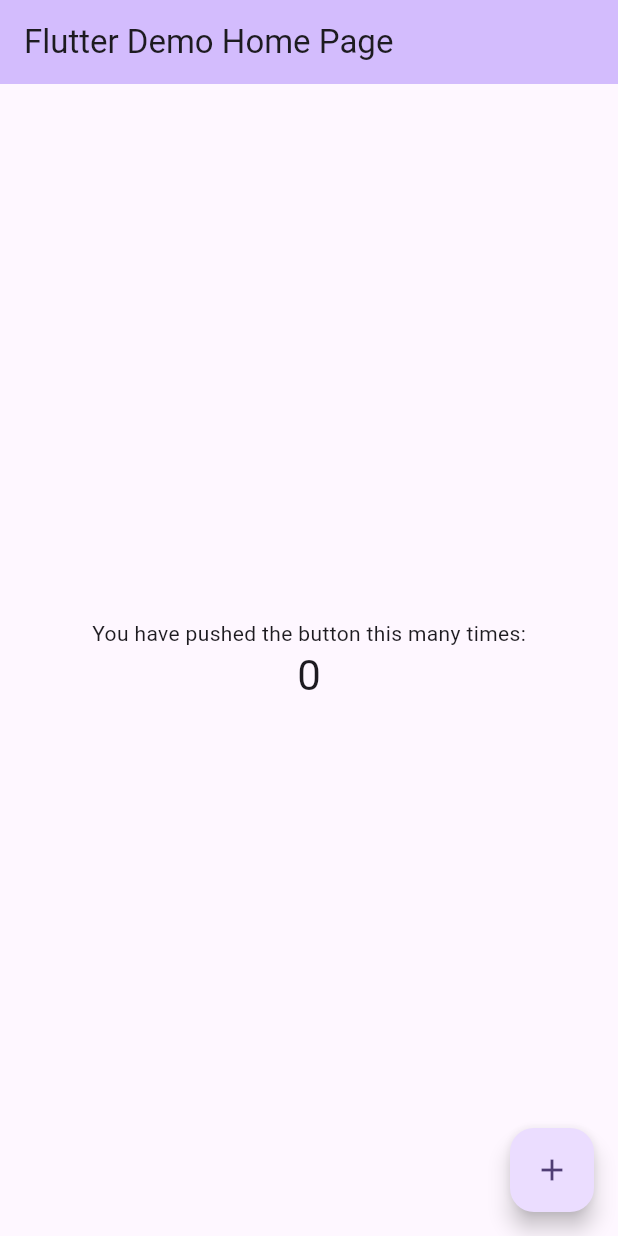
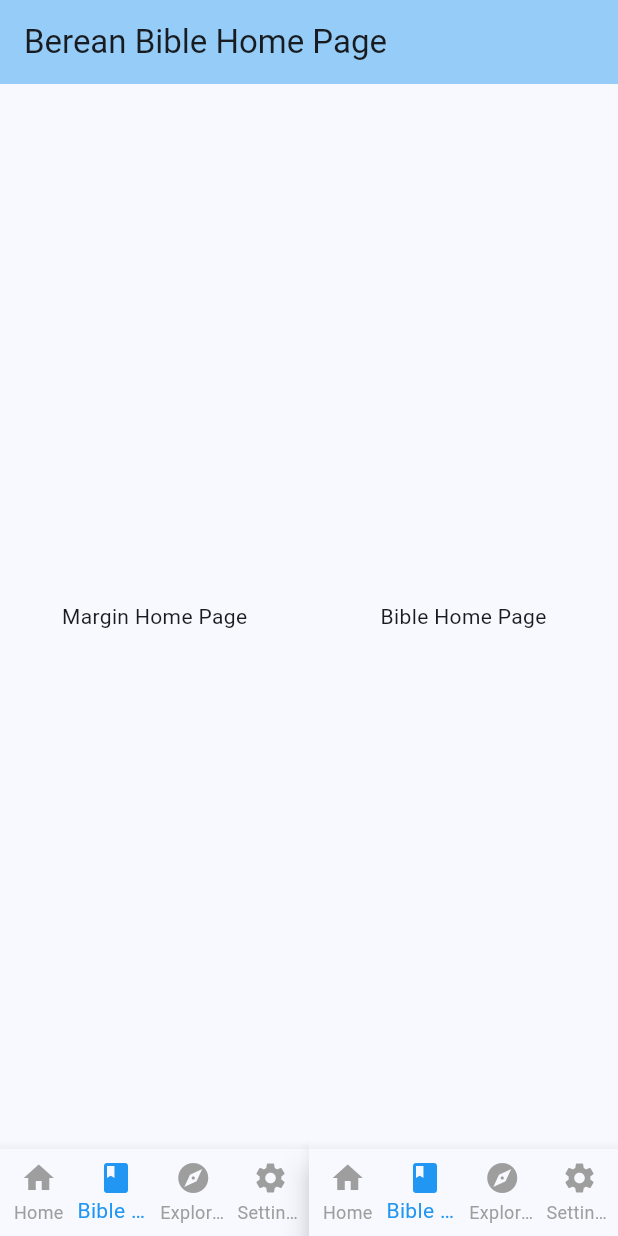
Before and after one commit to BereanBible/BereanBibleFlutter, a Flutter app: the screen it shows after launch, on a phone screen of 412 x 824 dp. Run offline on Flutter 3.47's test engine with Material 3 defaults, Android fonts, the phone set to English and light mode, and no system bars.

Commit message:
Implemented some basic structuring

```diff
--- a/berean_bible_app/lib/main.dart
+++ b/berean_bible_app/lib/main.dart
@@ -1,4 +1,8 @@
 import 'package:flutter/material.dart';
+import 'package:provider/provider.dart';
+import 'package:berean_bible_app/pages/BibleReaderPage.dart';
+import 'package:berean_bible_app/pages/MarginEditorPage.dart';
+
 
 void main() {
   runApp(const MyApp());
@@ -10,8 +14,10 @@ class MyApp extends StatelessWidget {
   // This widget is the root of your application.
   @override
   Widget build(BuildContext context) {
-    return MaterialApp(
-      title: 'Flutter Demo',
+    return ChangeNotifierProvider(
+      create: (context) => MyAppState(),
+      child: MaterialApp(
+        title: 'Berean Bible App',
         theme: ThemeData(
           // This is the theme of your application.
           //
@@ -28,13 +34,16 @@ class MyApp extends StatelessWidget {
           //
           // This works for code too, not just values: Most code changes can be
           // tested with just a hot reload.
-        colorScheme: ColorScheme.fromSeed(seedColor: Colors.deepPurple),
           useMaterial3: true,
+          colorScheme: ColorScheme.fromSeed(seedColor: Colors.lightBlue),
         ),
-      home: const MyHomePage(title: 'Flutter Demo Home Page'),
+        home: MyHomePage(title: 'Berean Bible Home Page'),
+      ),
     );
   }
 }
+
+class MyAppState extends ChangeNotifier {}
 
 class MyHomePage extends StatefulWidget {
   const MyHomePage({super.key, required this.title});
@@ -55,18 +64,6 @@ class MyHomePage extends StatefulWidget {
 }
 
 class _MyHomePageState extends State<MyHomePage> {
-  int _counter = 0;
-
-  void _incrementCounter() {
-    setState(() {
-      // This call to setState tells the Flutter framework that something has
-      // changed in this State, which causes it to rerun the build method below
-      // so that the display can reflect the updated values. If we changed
-      // _counter without calling setState(), then the build method would not be
-      // called again, and so nothing would appear to happen.
-      _counter++;
-    });
-  }
 
   @override
   Widget build(BuildContext context) {
@@ -89,37 +86,13 @@ class _MyHomePageState extends State<MyHomePage> {
       body: Center(
         // Center is a layout widget. It takes a single child and positions it
         // in the middle of the parent.
-        child: Column(
-          // Column is also a layout widget. It takes a list of children and
-          // arranges them vertically. By default, it sizes itself to fit its
-          // children horizontally, and tries to be as tall as its parent.
-          //
-          // Column has various properties to control how it sizes itself and
-          // how it positions its children. Here we use mainAxisAlignment to
-          // center the children vertically; the main axis here is the vertical
-          // axis because Columns are vertical (the cross axis would be
-          // horizontal).
-          //
-          // TRY THIS: Invoke "debug painting" (choose the "Toggle Debug Paint"
-          // action in the IDE, or press "p" in the console), to see the
-          // wireframe for each widget.
-          mainAxisAlignment: MainAxisAlignment.center,
-          children: <Widget>[
-            const Text(
-              'You have pushed the button this many times:',
+        child: Row(
+          children: [
+            Expanded(child: MarginEditorPage()),
+            Expanded(child: BibleReaderPage()),
+          ]
+        )
       ),
-            Text(
-              '$_counter',
-              style: Theme.of(context).textTheme.headlineMedium,
-            ),
-          ],
-        ),
-      ),
-      floatingActionButton: FloatingActionButton(
-        onPressed: _incrementCounter,
-        tooltip: 'Increment',
-        child: const Icon(Icons.add),
-      ), // This trailing comma makes auto-formatting nicer for build methods.
     );
   }
 }
--- /dev/null
+++ b/berean_bible_app/lib/pages/BibleReaderPage.dart
@@ -0,0 +1,38 @@
+import 'package:flutter/material.dart';
+import 'package:berean_bible_app/widgets/BibleReaderContent.dart';
+import 'package:berean_bible_app/widgets/BibleBottomNavBar.dart';
+
+
+class BibleReaderPage extends StatefulWidget {
+  @override
+  State<BibleReaderPage> createState() => _BibleReaderPageState();
+}
+
+class _BibleReaderPageState extends State<BibleReaderPage> {
+
+  @override
+  Widget build(BuildContext context) {
+    return Column(
+      // Column is also a layout widget. It takes a list of children and
+      // arranges them vertically. By default, it sizes itself to fit its
+      // children horizontally, and tries to be as tall as its parent.
+      //
+      // Column has various properties to control how it sizes itself and
+      // how it positions its children. Here we use mainAxisAlignment to
+      // center the children vertically; the main axis here is the vertical
+      // axis because Columns are vertical (the cross axis would be
+      // horizontal).
+      //
+      // TRY THIS: Invoke "debug painting" (choose the "Toggle Debug Paint"
+      // action in the IDE, or press "p" in the console), to see the
+      // wireframe for each widget.
+      mainAxisAlignment: MainAxisAlignment.center,
+      children: [
+        Expanded(child: BibleReaderContent()),
+        SafeArea(
+          child: BibleBottomNavBar()
+        )
+      ],
+    );
+  }
+}
--- /dev/null
+++ b/berean_bible_app/lib/pages/MarginEditorPage.dart
@@ -0,0 +1,38 @@
+import 'package:flutter/material.dart';
+import 'package:berean_bible_app/widgets/MarginEditorContent.dart';
+import 'package:berean_bible_app/widgets/BibleBottomNavBar.dart';
+
+
+class MarginEditorPage extends StatefulWidget {
+  @override
+  State<MarginEditorPage> createState() => _MarginEditorPageState();
+}
+
+class _MarginEditorPageState extends State<MarginEditorPage> {
+
+  @override
+  Widget build(BuildContext context) {
+    return Column(
+      // Column is also a layout widget. It takes a list of children and
+      // arranges them vertically. By default, it sizes itself to fit its
+      // children horizontally, and tries to be as tall as its parent.
+      //
+      // Column has various properties to control how it sizes itself and
+      // how it positions its children. Here we use mainAxisAlignment to
+      // center the children vertically; the main axis here is the vertical
+      // axis because Columns are vertical (the cross axis would be
+      // horizontal).
+      //
+      // TRY THIS: Invoke "debug painting" (choose the "Toggle Debug Paint"
+      // action in the IDE, or press "p" in the console), to see the
+      // wireframe for each widget.
+      mainAxisAlignment: MainAxisAlignment.center,
+      children: [
+        Expanded(child: MarginEditorContent()),
+        SafeArea(
+          child: BibleBottomNavBar()
+        )
+      ],
+    );
+  }
+}
--- /dev/null
+++ b/berean_bible_app/lib/widgets/BibleBottomNavBar.dart
@@ -0,0 +1,44 @@
+import 'package:flutter/material.dart';
+
+class BibleBottomNavBar extends StatefulWidget {
+  @override
+  State<BibleBottomNavBar> createState() => _BibleBottomNavBarState();
+}
+
+class _BibleBottomNavBarState extends State<BibleBottomNavBar> {
+  var reference = "";
+
+  @override
+  Widget build(BuildContext context) {
+    return BottomNavigationBar(
+      type: BottomNavigationBarType.fixed,
+      items: [
+        BottomNavigationBarItem(
+          icon: Icon(Icons.home),
+          label: 'Home',
+        ),
+        BottomNavigationBarItem(
+          icon: Icon(Icons.book),
+          label: 'Bible Reader',
+        ),
+        BottomNavigationBarItem(
+          icon: Icon(Icons.explore),
+          label: 'Explore Page',
+        ),
+        BottomNavigationBarItem(
+          icon: Icon(Icons.settings),
+          label: 'Settings',
+        ),
+      ],
+      currentIndex: 1,
+      selectedItemColor: Colors.blue,
+      unselectedItemColor: Colors.grey,
+      showUnselectedLabels: true,
+      onTap: (value) {
+        setState(() {
+          // selectedIndex = value;
+        });
+      },
+    );
+  }
+}
--- /dev/null
+++ b/berean_bible_app/lib/widgets/BibleReaderContent.dart
@@ -0,0 +1,19 @@
+import 'package:flutter/material.dart';
+
+class BibleReaderContent extends StatefulWidget {
+  @override
+  State<BibleReaderContent> createState() => _BibleReaderContentState();
+}
+
+class _BibleReaderContentState extends State<BibleReaderContent> {
+  var reference = "";
+
+  @override
+  Widget build(BuildContext context) {
+    return Scaffold(
+      body: Center(
+        child: Text('Bible Home Page'),
+      ),
+    );
+  }
+}
--- /dev/null
+++ b/berean_bible_app/lib/widgets/MarginEditorContent.dart
@@ -0,0 +1,19 @@
+import 'package:flutter/material.dart';
+
+class MarginEditorContent extends StatefulWidget {
+  @override
+  State<MarginEditorContent> createState() => _MarginEditorContentState();
+}
+
+class _MarginEditorContentState extends State<MarginEditorContent> {
+  var reference = "";
+
+  @override
+  Widget build(BuildContext context) {
+    return Scaffold(
+      body: Center(
+        child: Text('Margin Home Page'),
+      ),
+    );
+  }
+}
--- a/berean_bible_app/pubspec.yaml
+++ b/berean_bible_app/pubspec.yaml
@@ -35,6 +35,8 @@ dependencies:
   # The following adds the Cupertino Icons font to your application.
   # Use with the CupertinoIcons class for iOS style icons.
   cupertino_icons: ^1.0.2
+
+  provider: ^6.0.0
 
 dev_dependencies:
   flutter_test:
```
Also changed, not shown: berean_bible_app/pubspec.lock. Lines whose indentation alone changed are shown as unchanged.
